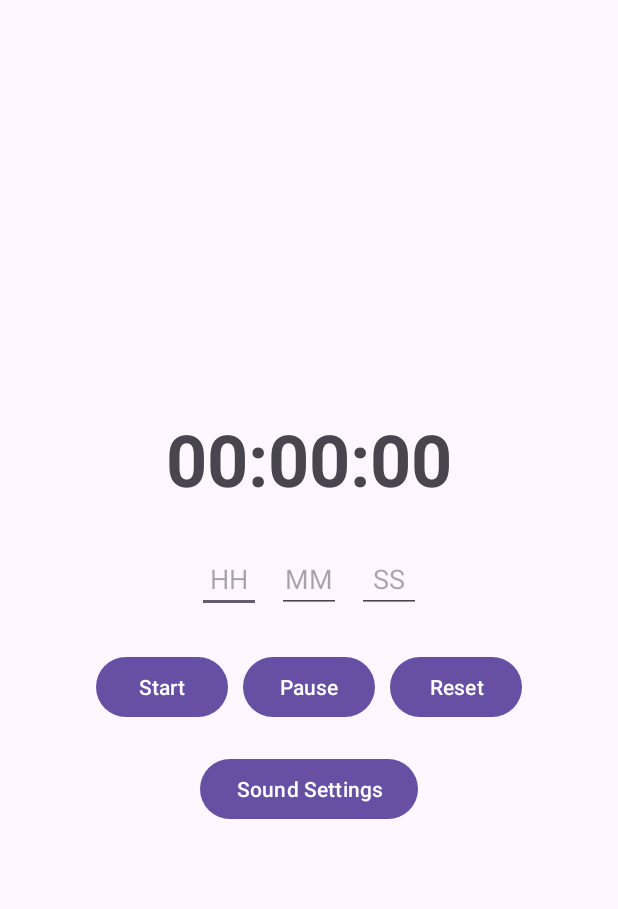
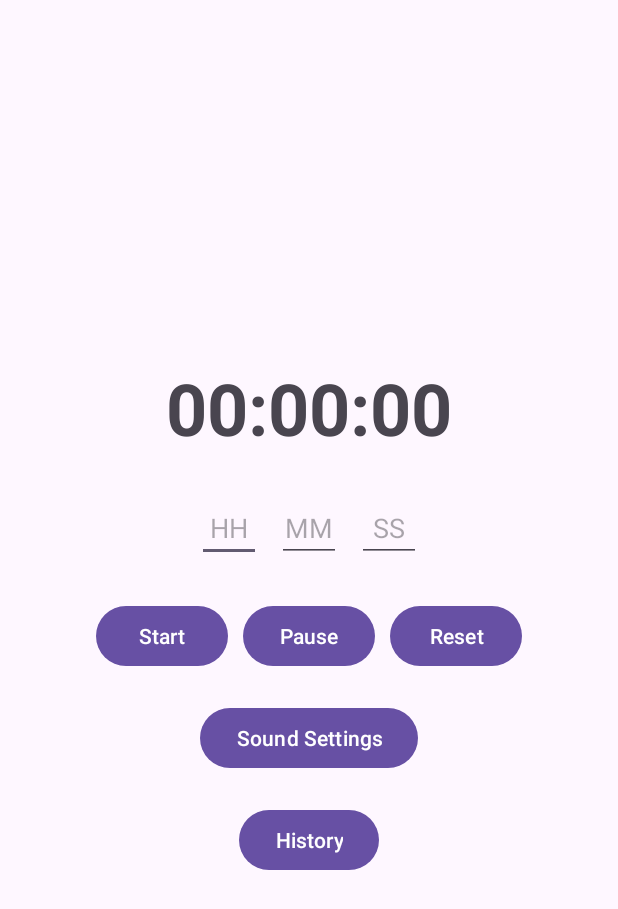
Before and after one commit to Dharmik03scoob/Timer-Project, an Android app: the screen it shows after launch (HomeActivity), on a phone screen of 412 x 824 dp. Shown: the top 909 px of the screen. Run offline under Robolectric (Android 15) with nearby library versions, the phone set to English and light mode, and no system bars.

Commit message:
Commit 2

```diff
--- a/app/src/main/java/com/example/timer/HomeActivity.java
+++ b/app/src/main/java/com/example/timer/HomeActivity.java
@@ -1,5 +1,6 @@
 package com.example.timer;
 
+import android.content.Context;
 import android.content.Intent;
 import android.os.Bundle;
 import android.os.CountDownTimer;
@@ -8,7 +9,9 @@ import android.widget.Button;
 import android.widget.EditText;
 import android.widget.TextView;
 import android.widget.Toast;
+import android.media.MediaPlayer;
 import androidx.appcompat.app.AppCompatActivity;
+import android.content.SharedPreferences;
 
 public class HomeActivity extends AppCompatActivity {
 
@@ -19,6 +22,8 @@ public class HomeActivity extends AppCompatActivity {
     private boolean isTimerRunning = false;
     private long timeInMillis; // Total time in milliseconds
     private long timeLeftInMillis; // Remaining time in milliseconds
+    private MediaPlayer mediaPlayer;
+    private int selectedSoundId;
 
     @Override
     protected void onCreate(Bundle savedInstanceState) {
@@ -34,6 +39,8 @@ public class HomeActivity extends AppCompatActivity {
         pauseButton = findViewById(R.id.pauseButton);
         resetButton = findViewById(R.id.resetButton);
         soundSettingsButton = findViewById(R.id.soundSettingsButton);
+        Button historyButton = findViewById(R.id.historyButton);
+
 
         // Start button logic
         startButton.setOnClickListener(new View.OnClickListener() {
@@ -72,6 +79,18 @@ public class HomeActivity extends AppCompatActivity {
                 startActivity(intent);
             }
         });
+
+        historyButton.setOnClickListener(new View.OnClickListener() {
+            @Override
+            public void onClick(View v) {
+                Intent intent = new Intent(HomeActivity.this, HistoryActivity.class);
+                startActivity(intent);
+            }
+        });
+
+        // Load the selected sound from SharedPreferences
+        SharedPreferences preferences = getSharedPreferences("SoundPrefs", Context.MODE_PRIVATE);
+        selectedSoundId = preferences.getInt("selectedSound", R.raw.sound1); // Default to sound1 if not set
     }
 
     // Method to start the timer
@@ -101,6 +120,7 @@ public class HomeActivity extends AppCompatActivity {
                 timerTextView.setText("00:00:00");
                 Toast.makeText(HomeActivity.this, "Timer finished", Toast.LENGTH_SHORT).show();
                 // TODO: Play sound (handle sound based on user preference)
+                playSelectedSound(); // Play the sound when timer finishes
             }
         }.start();
 
@@ -133,6 +153,15 @@ public class HomeActivity extends AppCompatActivity {
         timerTextView.setText(timeLeftFormatted);
     }
 
+    // Method to play the selected sound
+    private void playSelectedSound() {
+        if (mediaPlayer != null) {
+            mediaPlayer.release();
+        }
+        mediaPlayer = MediaPlayer.create(this, selectedSoundId);
+        mediaPlayer.start();
+    }
+
 
     // Utility method to get integer value from EditText
     private int getIntFromEditText(EditText editText) {
@@ -142,4 +171,12 @@ public class HomeActivity extends AppCompatActivity {
         }
         return Integer.parseInt(input);
     }
+
+    protected void onDestroy() {
+        super.onDestroy();
+        if (mediaPlayer != null) {
+            mediaPlayer.release();
+            mediaPlayer = null;
+        }
+    }
 }
--- a/app/src/main/res/layout/timer_screen.xml
+++ b/app/src/main/res/layout/timer_screen.xml
@@ -98,4 +98,11 @@
         android:text="Sound Settings"
         android:layout_marginTop="20dp" />
 
+    <Button
+        android:id="@+id/historyButton"
+        android:layout_width="wrap_content"
+        android:layout_height="wrap_content"
+        android:text="History"
+        android:layout_marginTop="20dp" />
+
 </LinearLayout>
```
